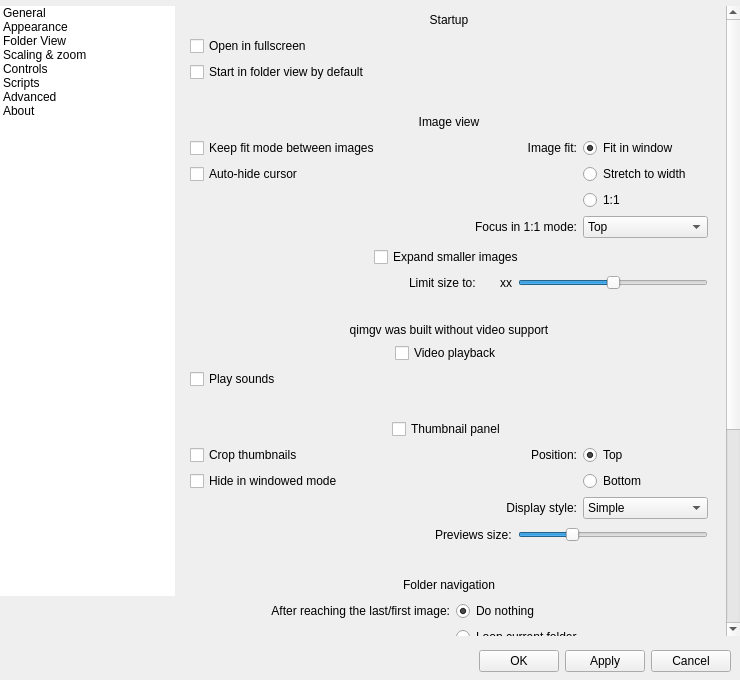
Before: the Qt Designer form qimgv/gui/dialogs/settingsdialog.ui in do-i/thumbgrid, drawn with Qt 5.
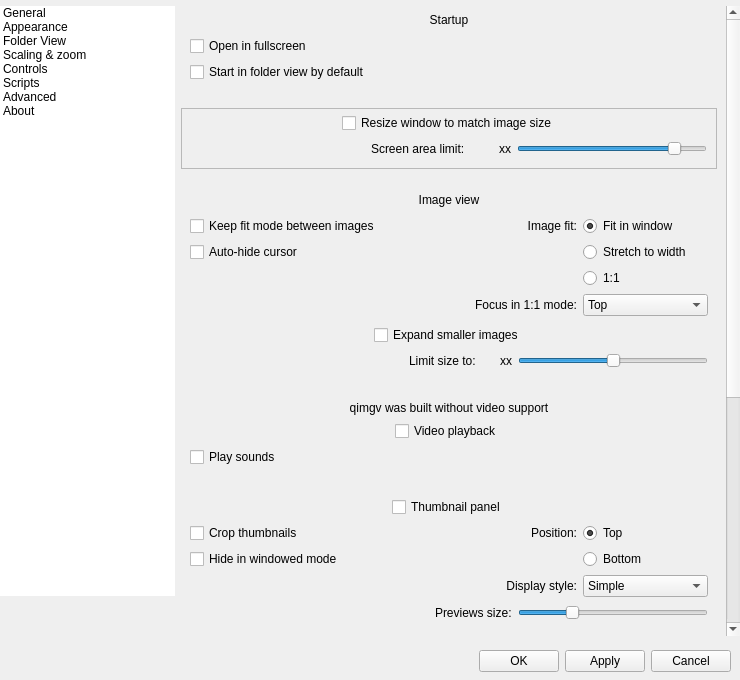
After: the same form once the commit is applied. Custom widgets are drawn as their Qt base class.

Commit message: window autoresize option, remove window min size #361 #235

Patch:
```diff
--- a/qimgv/gui/dialogs/settingsdialog.ui
+++ b/qimgv/gui/dialogs/settingsdialog.ui
@@ -289,10 +289,10 @@
                 <x>0</x>
                 <y>0</y>
                 <width>539</width>
-                <height>1064</height>
+                <height>1156</height>
                </rect>
               </property>
-              <layout class="QVBoxLayout" name="verticalLayout_5" stretch="0,0,0,0,0,0,0,0,0,0,0,0,0,0">
+              <layout class="QVBoxLayout" name="verticalLayout_5" stretch="0,0,0,0,0,0,0,0,0,0,0,0,0,0,0,0">
                <property name="spacing">
                 <number>8</number>
                </property>
@@ -374,6 +374,187 @@
                  </layout>
                 </widget>
                </item>
+               <item>
+                <spacer name="verticalSpacer_19">
+                 <property name="orientation">
+                  <enum>Qt::Vertical</enum>
+                 </property>
+                 <property name="sizeType">
+                  <enum>QSizePolicy::Fixed</enum>
+                 </property>
+                 <property name="sizeHint" stdset="0">
+                  <size>
+                   <width>20</width>
+                   <height>9</height>
+                  </size>
+                 </property>
+                </spacer>
+               </item>
+               <item>
+                <widget class="QFrame" name="frame_3">
+                 <property name="accessibleName">
+                  <string notr="true">StyledOptionsGroup</string>
+                 </property>
+                 <property name="frameShape">
+                  <enum>QFrame::StyledPanel</enum>
+                 </property>
+                 <property name="frameShadow">
+                  <enum>QFrame::Raised</enum>
+                 </property>
+                 <layout class="QVBoxLayout" name="verticalLayout_35">
+                  <property name="topMargin">
+                   <number>4</number>
+                  </property>
+                  <item>
+                   <layout class="QHBoxLayout" name="horizontalLayout_8">
+                    <property name="leftMargin">
+                     <number>0</number>
+                    </property>
+                    <property name="topMargin">
+                     <number>0</number>
+                    </property>
+                    <property name="rightMargin">
+                     <number>0</number>
+                    </property>
+                    <property name="bottomMargin">
+                     <number>0</number>
+                    </property>
+                    <item>
+                     <spacer name="horizontalSpacer_19">
+                      <property name="orientation">
+                       <enum>Qt::Horizontal</enum>
+                      </property>
+                      <property name="sizeHint" stdset="0">
+                       <size>
+                        <width>40</width>
+                        <height>20</height>
+                       </size>
+                      </property>
+                     </spacer>
+                    </item>
+                    <item>
+                     <widget class="QCheckBox" name="autoResizeWindowCheckBox">
+                      <property name="text">
+                       <string>Resize window to match image size</string>
+                      </property>
+                     </widget>
+                    </item>
+                    <item>
+                     <spacer name="horizontalSpacer_20">
+                      <property name="orientation">
+                       <enum>Qt::Horizontal</enum>
+                      </property>
+                      <property name="sizeHint" stdset="0">
+                       <size>
+                        <width>40</width>
+                        <height>20</height>
+                       </size>
+                      </property>
+                     </spacer>
+                    </item>
+                   </layout>
+                  </item>
+                  <item>
+                   <layout class="QHBoxLayout" name="horizontalLayout_24">
+                    <property name="leftMargin">
+                     <number>0</number>
+                    </property>
+                    <property name="topMargin">
+                     <number>0</number>
+                    </property>
+                    <property name="rightMargin">
+                     <number>0</number>
+                    </property>
+                    <property name="bottomMargin">
+                     <number>0</number>
+                    </property>
+                    <item>
+                     <spacer name="horizontalSpacer_21">
+                      <property name="orientation">
+                       <enum>Qt::Horizontal</enum>
+                      </property>
+                      <property name="sizeHint" stdset="0">
+                       <size>
+                        <width>40</width>
+                        <height>20</height>
+                       </size>
+                      </property>
+                     </spacer>
+                    </item>
+                    <item>
+                     <widget class="QLabel" name="label_39">
+                      <property name="text">
+                       <string>Screen area limit:</string>
+                      </property>
+                     </widget>
+                    </item>
+                    <item>
+                     <widget class="QLabel" name="autoResizeLimit">
+                      <property name="sizePolicy">
+                       <sizepolicy hsizetype="Fixed" vsizetype="Preferred">
+                        <horstretch>0</horstretch>
+                        <verstretch>0</verstretch>
+                       </sizepolicy>
+                      </property>
+                      <property name="minimumSize">
+                       <size>
+                        <width>40</width>
+                        <height>0</height>
+                       </size>
+                      </property>
+                      <property name="maximumSize">
+                       <size>
+                        <width>30</width>
+                        <height>16777215</height>
+                       </size>
+                      </property>
+                      <property name="text">
+                       <string>xx</string>
+                      </property>
+                      <property name="alignment">
+                       <set>Qt::AlignRight|Qt::AlignTrailing|Qt::AlignVCenter</set>
+                      </property>
+                     </widget>
+                    </item>
+                    <item>
+                     <widget class="QSlider" name="autoResizeLimitSlider">
+                      <property name="minimumSize">
+                       <size>
+                        <width>190</width>
+                        <height>10</height>
+                       </size>
+                      </property>
+                      <property name="minimum">
+                       <number>6</number>
+                      </property>
+                      <property name="maximum">
+                       <number>20</number>
+                      </property>
+                      <property name="singleStep">
+                       <number>1</number>
+                      </property>
+                      <property name="pageStep">
+                       <number>2</number>
+                      </property>
+                      <property name="value">
+                       <number>18</number>
+                      </property>
+                      <property name="orientation">
+                       <enum>Qt::Horizontal</enum>
+                      </property>
+                      <property name="tickPosition">
+                       <enum>QSlider::NoTicks</enum>
+                      </property>
+                      <property name="tickInterval">
+                       <number>1</number>
+                      </property>
+                     </widget>
+                    </item>
+                   </layout>
+                  </item>
+                 </layout>
+                </widget>
+               </item>
                <item>
                 <spacer name="verticalSpacer_5">
                  <property name="orientation">
```
Left out of the diff: 93 changed lines with no effect on the pictures. The commit also changes 18 other files.
